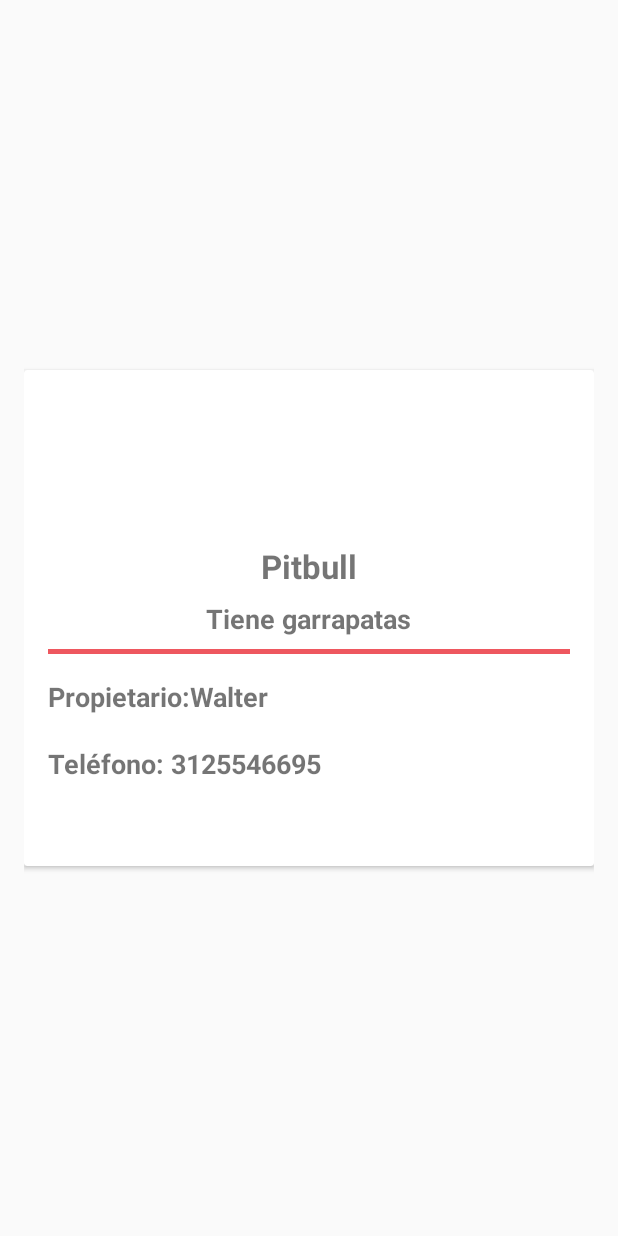
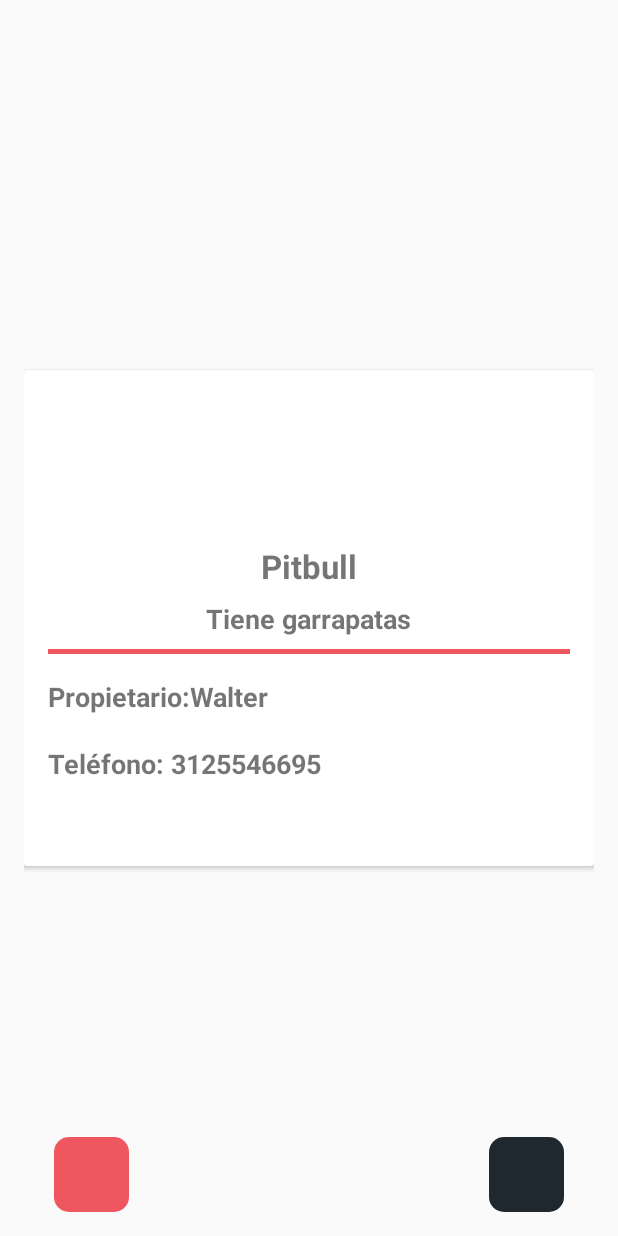
Before and after one commit to judajaavAlt/equipoSeis, an Android app: the layout fragment_detalle_cita.xml on its own in the app's theme, with its tools: preview values and no code run, on a phone screen of 412 x 824 dp. Run offline under Robolectric (Android 15) with nearby library versions, the phone set to English and light mode, and no system bars.

Commit message:
SE agregan botones

```diff
--- a/app/src/main/res/layout/fragment_detalle_cita.xml
+++ b/app/src/main/res/layout/fragment_detalle_cita.xml
@@ -74,7 +74,28 @@
 
             </androidx.cardview.widget.CardView>
 
-
+            <LinearLayout
+                android:layout_width="match_parent"
+                android:layout_height="wrap_content"
+                android:layout_alignParentBottom="true"
+                android:orientation="horizontal"
+                android:paddingLeft="20dp"
+                android:paddingRight="20dp">
+                <Button
+                    android:layout_width="50dp"
+                    android:layout_height="50dp"
+                    android:backgroundTint="@color/buttons_color"
+                    android:background="@drawable/rounded_button_detalle_cita"/>
+                <View
+                    android:layout_width="0dp"
+                    android:layout_height="0dp"
+                    android:layout_weight="1" />
+                <Button
+                    android:layout_width="50dp"
+                    android:layout_height="50dp"
+                    android:backgroundTint="@color/login_colorBg"
+                    android:background="@drawable/rounded_button_detalle_cita"/>
+            </LinearLayout>
 
         </RelativeLayout>
 
```
